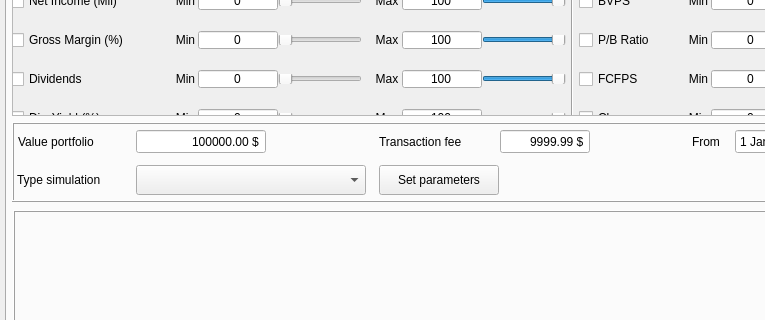
The window that QT/MainWindow.ui (Gendostie/market-analysis) describes before a commit, drawn with Qt 5; both pictures show x 0 to 765 and y 100 to 420 of the 1280 by 800 pixel window.
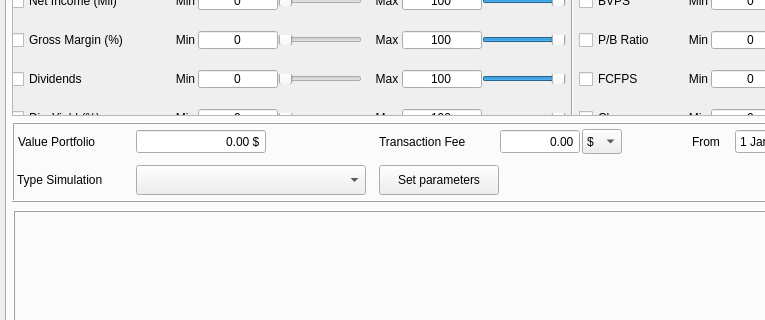
The same window after the commit.

Commit message: -Modify variable Transaction fee to can get percent value or dollar value -Change get_minimum_maximum_value_date_historic to get_minimum_maximum_value_date_daily to get min max datetime of table Daily_value

```diff
--- a/QT/MainWindow.ui
+++ b/QT/MainWindow.ui
@@ -7020,7 +7020,7 @@
         </size>
        </property>
        <property name="text">
-        <string>Value portfolio</string>
+        <string>Value Portfolio</string>
        </property>
       </widget>
       <widget class="QDateEdit" name="dateEdit_simulatorFrom">
@@ -7139,7 +7139,7 @@
         </size>
        </property>
        <property name="text">
-        <string>Type simulation</string>
+        <string>Type Simulation</string>
        </property>
       </widget>
       <widget class="QComboBox" name="comboBox_typeSimulation">
@@ -7207,7 +7207,7 @@
         <double>99999999.989999994635582</double>
        </property>
        <property name="value">
-        <double>99999999.989999994635582</double>
+        <double>0.000000000000000</double>
        </property>
       </widget>
       <widget class="QLabel" name="label_2">
@@ -7232,7 +7232,7 @@
         </size>
        </property>
        <property name="text">
-        <string>Transaction fee</string>
+        <string>Transaction Fee</string>
        </property>
       </widget>
       <widget class="QDoubleSpinBox" name="doubleSpinBox">
@@ -7240,19 +7240,19 @@
         <rect>
          <x>488</x>
          <y>7</y>
-         <width>90</width>
+         <width>80</width>
          <height>25</height>
         </rect>
        </property>
        <property name="minimumSize">
         <size>
-         <width>90</width>
+         <width>80</width>
          <height>25</height>
         </size>
        </property>
        <property name="maximumSize">
         <size>
-         <width>90</width>
+         <width>80</width>
          <height>25</height>
         </size>
        </property>
@@ -7263,15 +7263,47 @@
         <enum>QAbstractSpinBox::NoButtons</enum>
        </property>
        <property name="suffix">
-        <string> $</string>
+        <string/>
        </property>
        <property name="maximum">
-        <double>9999.989999999999782</double>
+        <double>999.990000000000009</double>
        </property>
        <property name="value">
-        <double>9999.989999999999782</double>
+        <double>0.000000000000000</double>
        </property>
       </widget>
+      <widget class="QComboBox" name="comboBox_percentDollar">
+       <property name="geometry">
+        <rect>
+         <x>570</x>
+         <y>7</y>
+         <width>40</width>
+         <height>25</height>
+        </rect>
+       </property>
+       <property name="minimumSize">
+        <size>
+         <width>40</width>
+         <height>25</height>
+        </size>
+       </property>
+       <property name="maximumSize">
+        <size>
+         <width>40</width>
+         <height>25</height>
+        </size>
+       </property>
+       <item>
+        <property name="text">
+         <string>$</string>
+        </property>
+       </item>
+       <item>
+        <property name="text">
+         <string>%</string>
+        </property>
+       </item>
+      </widget>
      </widget>
      <widget class="QPushButton" name="btn_startSimulation">
       <property name="geometry">
```
Left out of the diff: 6 changed lines with no effect on the pictures. The commit also changes 3 other files.
